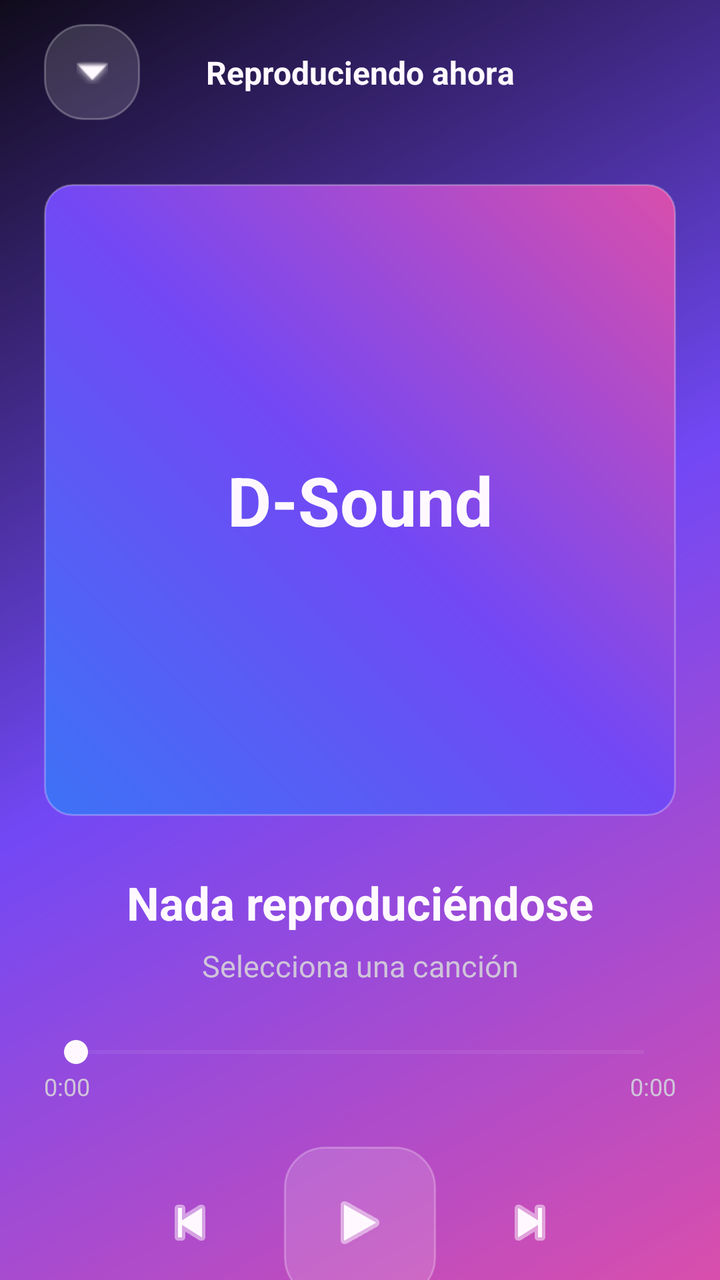
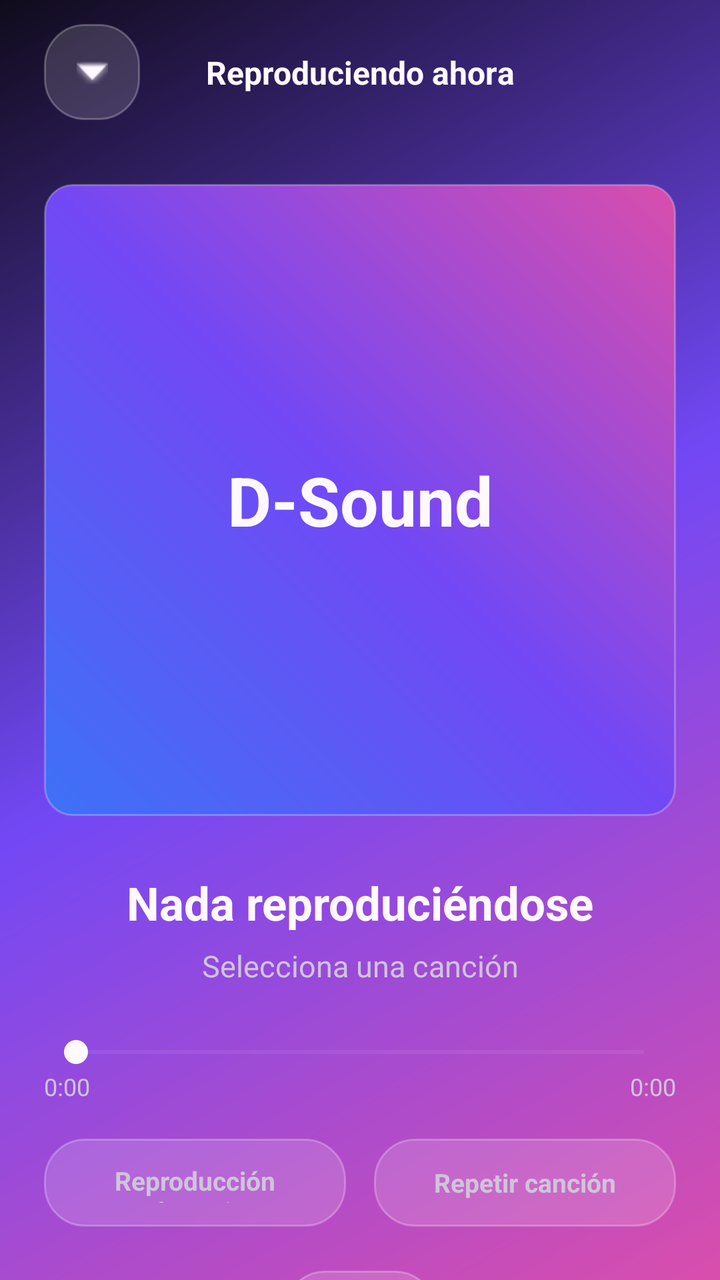

Compare the two renders of this Android layout. The source of the first and the diff that turns it into the second are given below.
<!-- AndroidManifest.xml: application theme Theme.DSound -->
<!-- res/layout/activity_reproductor.xml -->
<?xml version="1.0" encoding="utf-8"?>
<androidx.constraintlayout.widget.ConstraintLayout
    xmlns:android="http://schemas.android.com/apk/res/android"
    xmlns:app="http://schemas.android.com/apk/res-auto"
    xmlns:tools="http://schemas.android.com/tools"

    android:id="@+id/mainReproductor"
    android:layout_width="match_parent"
    android:layout_height="match_parent"

    android:background="@drawable/bg_aurora"

    android:paddingStart="22dp"
    android:paddingEnd="22dp"

    tools:context=".player.ActivityReproductor">


    

    <ImageButton
        android:id="@+id/btnCerrarReproductor"
        android:layout_width="48dp"
        android:layout_height="48dp"

        android:layout_marginTop="12dp"

        android:background="@drawable/bg_glass_panel"

        android:contentDescription="@string/close_player"

        android:padding="13dp"

        app:layout_constraintStart_toStartOf="parent"
        app:layout_constraintTop_toTopOf="parent"

        app:srcCompat="@android:drawable/arrow_down_float"
        app:tint="@color/ds_text_primary" />


    

    <TextView
        android:id="@+id/tvReproduciendoAhora"
        android:layout_width="wrap_content"
        android:layout_height="wrap_content"

        android:text="@string/now_playing"
        android:textColor="@color/ds_text_primary"
        android:textSize="16sp"
        android:textStyle="bold"

        app:layout_constraintBottom_toBottomOf="@id/btnCerrarReproductor"
        app:layout_constraintEnd_toEndOf="parent"
        app:layout_constraintStart_toStartOf="parent"
        app:layout_constraintTop_toTopOf="@id/btnCerrarReproductor" />


    

    <FrameLayout
        android:id="@+id/contenedorPortadaGrande"
        android:layout_width="0dp"
        android:layout_height="0dp"

        android:layout_marginTop="32dp"

        android:background="@drawable/bg_song_art"

        app:layout_constraintDimensionRatio="1:1"
        app:layout_constraintEnd_toEndOf="parent"
        app:layout_constraintStart_toStartOf="parent"
        app:layout_constraintTop_toBottomOf="@id/btnCerrarReproductor">


        <TextView
            android:layout_width="wrap_content"
            android:layout_height="wrap_content"

            android:layout_gravity="center"

            android:text="@string/app_name"
            android:textColor="@color/ds_text_primary"
            android:textSize="34sp"
            android:textStyle="bold" />

    </FrameLayout>


    

    <TextView
        android:id="@+id/tvTituloReproductor"
        android:layout_width="0dp"
        android:layout_height="wrap_content"

        android:layout_marginTop="28dp"

        android:ellipsize="end"
        android:gravity="center"
        android:maxLines="2"

        android:text="@string/nothing_playing"
        android:textColor="@color/ds_text_primary"
        android:textSize="23sp"
        android:textStyle="bold"

        app:layout_constraintEnd_toEndOf="parent"
        app:layout_constraintStart_toStartOf="parent"
        app:layout_constraintTop_toBottomOf="@id/contenedorPortadaGrande" />


    

    <TextView
        android:id="@+id/tvArtistaReproductor"
        android:layout_width="0dp"
        android:layout_height="wrap_content"

        android:layout_marginTop="6dp"

        android:ellipsize="end"
        android:gravity="center"
        android:maxLines="1"

        android:text="@string/select_song"
        android:textColor="@color/ds_text_secondary"
        android:textSize="15sp"

        app:layout_constraintEnd_toEndOf="parent"
        app:layout_constraintStart_toStartOf="parent"
        app:layout_constraintTop_toBottomOf="@id/tvTituloReproductor" />


    

    <SeekBar
        android:id="@+id/seekBarReproductor"
        android:layout_width="0dp"
        android:layout_height="wrap_content"

        android:layout_marginTop="24dp"

        android:contentDescription="@string/song_progress"

        android:max="1000"
        android:progress="0"

        android:progressTint="@color/ds_magenta"
        android:progressBackgroundTint="#40FFFFFF"
        android:thumbTint="@color/ds_text_primary"

        app:layout_constraintEnd_toEndOf="parent"
        app:layout_constraintStart_toStartOf="parent"
        app:layout_constraintTop_toBottomOf="@id/tvArtistaReproductor" />


    

    <TextView
        android:id="@+id/tvTiempoActual"
        android:layout_width="wrap_content"
        android:layout_height="wrap_content"

        android:text="@string/initial_time"
        android:textColor="@color/ds_text_secondary"
        android:textSize="12sp"

        app:layout_constraintStart_toStartOf="@id/seekBarReproductor"
        app:layout_constraintTop_toBottomOf="@id/seekBarReproductor" />


    

    <TextView
        android:id="@+id/tvDuracionTotal"
        android:layout_width="wrap_content"
        android:layout_height="wrap_content"

        android:text="@string/initial_time"
        android:textColor="@color/ds_text_secondary"
        android:textSize="12sp"

        app:layout_constraintEnd_toEndOf="@id/seekBarReproductor"
        app:layout_constraintTop_toBottomOf="@id/seekBarReproductor" />


    

    <LinearLayout
        android:id="@+id/layoutControlesReproductor"
        android:layout_width="wrap_content"
        android:layout_height="wrap_content"

        android:layout_marginTop="22dp"

        android:gravity="center"
        android:orientation="horizontal"

        app:layout_constraintEnd_toEndOf="parent"
        app:layout_constraintStart_toStartOf="parent"
        app:layout_constraintTop_toBottomOf="@id/tvTiempoActual">


        <ImageButton
            android:id="@+id/btnAnteriorReproductor"
            android:layout_width="58dp"
            android:layout_height="58dp"

            android:background="@android:color/transparent"

            android:contentDescription="@string/previous_song"

            android:padding="14dp"

            app:srcCompat="@android:drawable/ic_media_previous"
            app:tint="@color/ds_text_primary" />


        <ImageButton
            android:id="@+id/btnPlayReproductor"
            android:layout_width="76dp"
            android:layout_height="76dp"

            android:layout_marginStart="18dp"
            android:layout_marginEnd="18dp"

            android:background="@drawable/bg_glass_panel"

            android:contentDescription="@string/play"

            android:padding="18dp"

            app:srcCompat="@android:drawable/ic_media_play"
            app:tint="@color/ds_text_primary" />


        <ImageButton
            android:id="@+id/btnSiguienteReproductor"
            android:layout_width="58dp"
            android:layout_height="58dp"

            android:background="@android:color/transparent"

            android:contentDescription="@string/next_song"

            android:padding="14dp"

            app:srcCompat="@android:drawable/ic_media_next"
            app:tint="@color/ds_text_primary" />

    </LinearLayout>

</androidx.constraintlayout.widget.ConstraintLayout>
<!-- resources referenced by this layout -->
<resources>
  <color name="ds_magenta">#D94EAC</color>
  <color name="ds_text_primary">#FFF9FF</color>
  <color name="ds_text_secondary">#CFC4DA</color>
  <!-- drawable bg_aurora (drawable) -->
  <?xml version="1.0" encoding="utf-8"?>
  <shape xmlns:android="http://schemas.android.com/apk/res/android"
      android:shape="rectangle">
  
      <gradient
          android:angle="315"
          android:startColor="@color/ds_background"
          android:centerColor="@color/ds_violet"
          android:endColor="@color/ds_magenta"
          android:type="linear" />
  
  </shape>
  <!-- drawable bg_glass_panel (drawable) -->
  <?xml version="1.0" encoding="utf-8"?>
  <shape
      xmlns:android="http://schemas.android.com/apk/res/android"
      android:shape="rectangle">
  
      <solid
          android:color="#26FFFFFF" />
  
      <corners
          android:radius="20dp" />
  
      <stroke
          android:width="1dp"
          android:color="#40FFFFFF" />
  
      <padding
          android:left="16dp"
          android:top="12dp"
          android:right="16dp"
          android:bottom="12dp" />
  
  </shape>
  <!-- drawable bg_song_art (drawable) -->
  <?xml version="1.0" encoding="utf-8"?>
  <shape
      xmlns:android="http://schemas.android.com/apk/res/android"
      android:shape="rectangle">
  
      <gradient
          android:angle="45"
          android:startColor="@color/ds_blue"
          android:centerColor="@color/ds_violet"
          android:endColor="@color/ds_magenta"
          android:type="linear" />
  
      <corners
          android:radius="14dp" />
  
      <stroke
          android:width="1dp"
          android:color="#40FFFFFF" />
  
  </shape>
  <string name="app_name">D-Sound</string>
  <string name="close_player">
      Cerrar reproductor
      </string>
  <string name="initial_time">
      0:00
      </string>
  <string name="next_song">
      Canción siguiente
      </string>
  <string name="nothing_playing">
      Nada reproduciéndose
      </string>
  <string name="now_playing">
      Reproduciendo ahora
      </string>
  <string name="play">
      Reproducir
      </string>
  <string name="previous_song">
      Canción anterior
      </string>
  <string name="select_song">
      Selecciona una canción
      </string>
  <string name="song_progress">
      Progreso de reproducción
      </string>
  <style name="Theme.DSound" parent="Base.Theme.DSound" />
  <color name="ds_background">#100B1B</color>
  <color name="ds_violet">#7248F5</color>
  <color name="ds_blue">#3D72F6</color>
  <style name="Base.Theme.DSound" parent="Theme.Material3.DayNight.NoActionBar" />
</resources>

<!-- the commit's change to res/layout/activity_reproductor.xml (unified diff, before → after) -->
@@ -188,6 +188,63 @@
     
 
     <LinearLayout
+        android:id="@+id/layoutModosReproduccion"
+        android:layout_width="0dp"
+        android:layout_height="wrap_content"
+
+        android:layout_marginTop="18dp"
+
+        android:gravity="center"
+        android:orientation="horizontal"
+
+        app:layout_constraintEnd_toEndOf="parent"
+        app:layout_constraintStart_toStartOf="parent"
+        app:layout_constraintTop_toBottomOf="@id/tvTiempoActual">
+
+
+        <TextView
+            android:id="@+id/btnAleatorioReproductor"
+            android:layout_width="0dp"
+            android:layout_height="44dp"
+
+            android:layout_marginEnd="7dp"
+            android:layout_weight="1"
+
+            android:background="@drawable/bg_glass_panel"
+            android:clickable="true"
+            android:focusable="true"
+            android:gravity="center"
+
+            android:text="@string/shuffle"
+            android:textColor="@color/ds_text_secondary"
+            android:textSize="13sp"
+            android:textStyle="bold" />
+
+
+        <TextView
+            android:id="@+id/btnRepetirReproductor"
+            android:layout_width="0dp"
+            android:layout_height="44dp"
+
+            android:layout_marginStart="7dp"
+            android:layout_weight="1"
+
+            android:background="@drawable/bg_glass_panel"
+            android:clickable="true"
+            android:focusable="true"
+            android:gravity="center"
+
+            android:text="@string/repeat"
+            android:textColor="@color/ds_text_secondary"
+            android:textSize="13sp"
+            android:textStyle="bold" />
+
+    </LinearLayout>
+
+
+    
+
+    <LinearLayout
         android:id="@+id/layoutControlesReproductor"
         android:layout_width="wrap_content"
         android:layout_height="wrap_content"
@@ -199,7 +256,7 @@
 
         app:layout_constraintEnd_toEndOf="parent"
         app:layout_constraintStart_toStartOf="parent"
-        app:layout_constraintTop_toBottomOf="@id/tvTiempoActual">
+        app:layout_constraintTop_toBottomOf="@id/layoutModosReproduccion">
 
 
         <ImageButton
<!-- resource entries referenced after the edit -->
@@ -82,8 +82,14 @@
   <string name="previous_song">
       Canción anterior
       </string>
+  <string name="repeat">
+      Repetir canción
+      </string>
   <string name="select_song">
       Selecciona una canción
+      </string>
+  <string name="shuffle">
+      Reproducción aleatoria
       </string>
   <string name="song_progress">
       Progreso de reproducción
